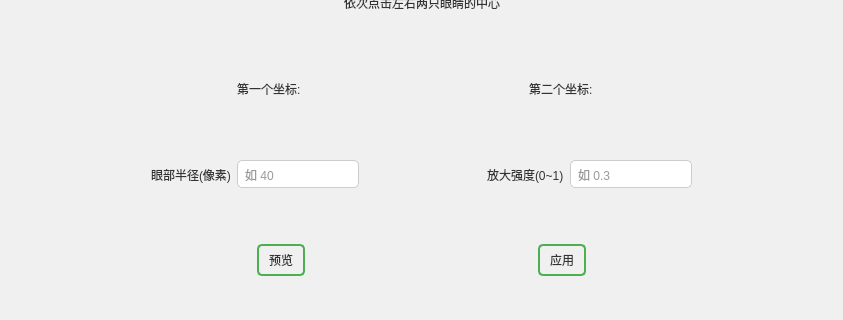
First picture: the form in ImageWithUI/ui/eye.ui, repository Obj4ct/ImageWithUI, before the edit; both pictures show x 0 to 843 and y 419 to 739 of the 843 by 739 pixel window.
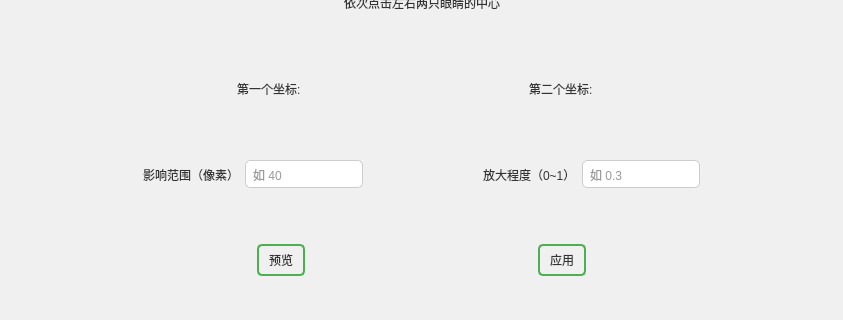
Second picture: the form after the edit.

The edit to the form file:
```diff
--- a/ImageWithUI/ui/eye.ui
+++ b/ImageWithUI/ui/eye.ui
@@ -236,7 +236,7 @@
          <item>
           <widget class="QLabel" name="label_4">
            <property name="text">
-            <string>眼部半径(像素)</string>
+            <string>影响范围（像素）</string>
            </property>
           </widget>
          </item>
@@ -263,7 +263,7 @@
          <item>
           <widget class="QLabel" name="label_5">
            <property name="text">
-            <string>放大强度(0~1)</string>
+            <string>放大程度（0~1）</string>
            </property>
           </widget>
          </item>
```
